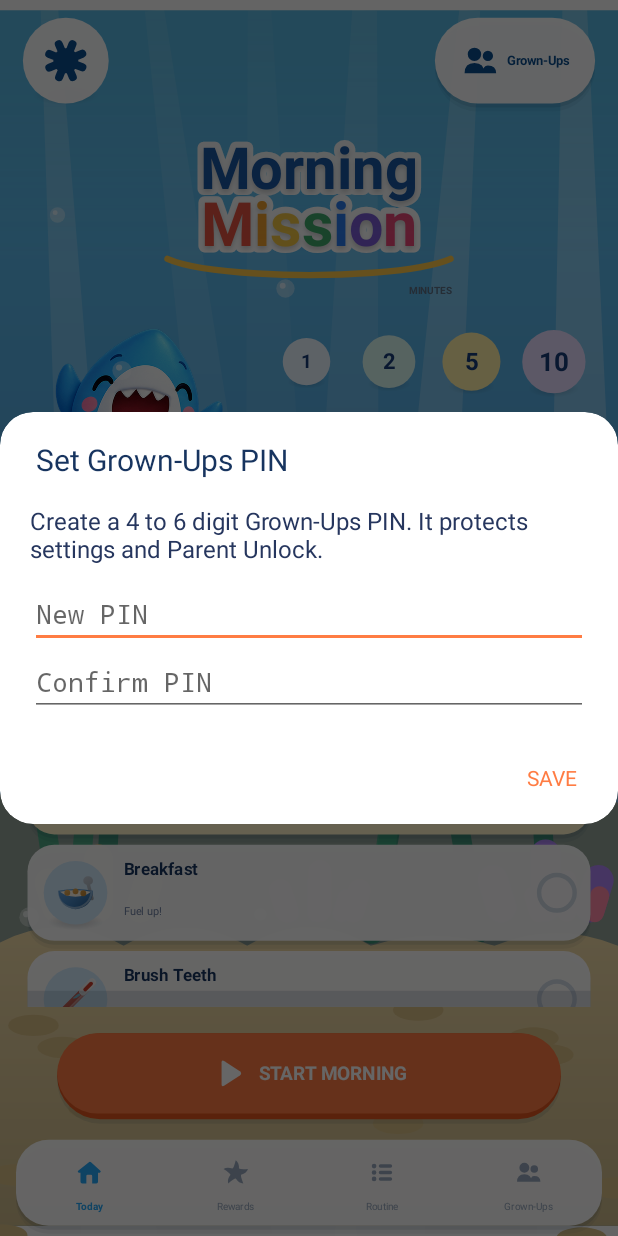
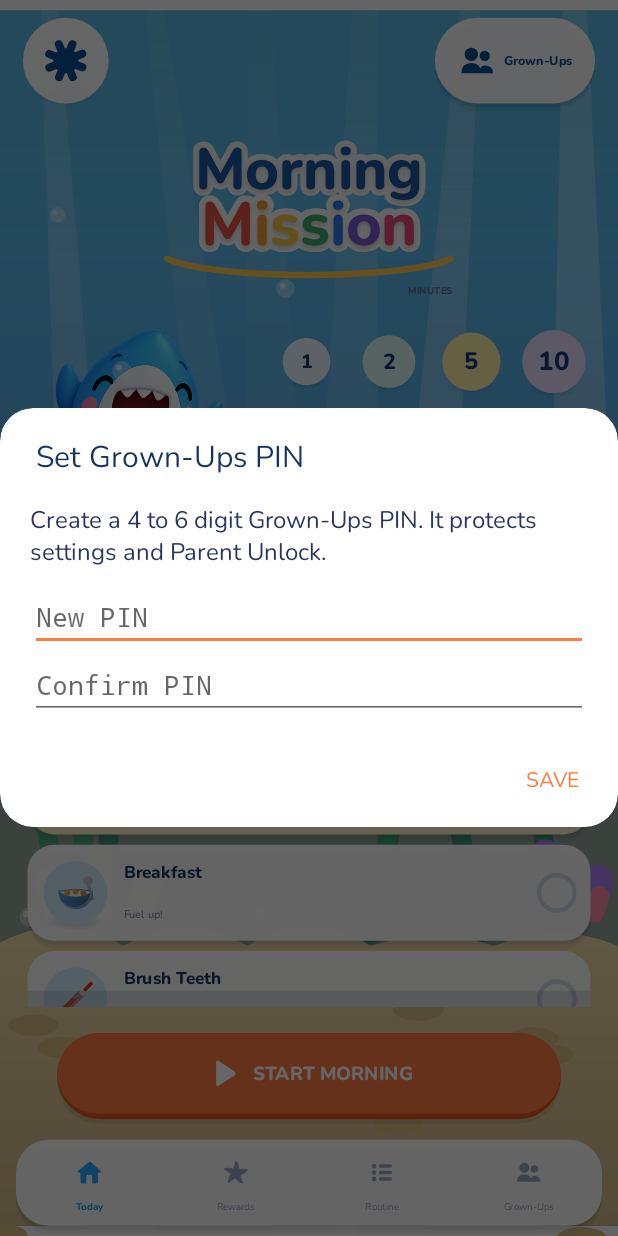
Before and after one commit to xgaibtcgd/xabcd-countdown-timer-app, an Android app: the screen it shows after launch (MainActivity), on a phone screen of 412 x 824 dp. Run offline under Robolectric (Android 15) with nearby library versions, the phone set to English and light mode, and no system bars.

Commit message:
Bundle the rounded typeface instead of hoping the device has one
Every piece of text in the app asked for "sans-serif-rounded". That is a
system family alias, not a font: it resolves on Pixel and AOSP builds and
silently falls back to plain Roboto on many manufacturers' devices. The
rounded storybook lettering the whole design leans on was therefore never
actually guaranteed for a customer, and there was no way to tell from the
code that it might not be there.

Nunito Regular and ExtraBold now ship with the app and load through
Resources.getFont, which is API 26 -- exactly this project's minSdk. The
alias stays as a fallback if the resource cannot be loaded. The remaining
system dialogs use it too, so the PIN prompt matches the drawn interface.

252KB, against the 776KB of placeholder backgrounds this release deleted.
Nunito is under the SIL Open Font License; licenses/nunito-OFL.txt keeps
the licence with the fonts, and it is deliberately outside res/font
because aapt only accepts .ttf, .otf and .xml there.

Also tidied: each row-based screen now applies one press offset to the
whole row, so a card, its icon, its text and its checkbox move together
instead of the checkbox staying put while the card sinks.

Co-Authored-By: Claude Opus 5 <noreply@anthropic.com>
Claude-Session: https://claude.ai/code/session_01EcXjbgZuRSzVUmHnwnRz9c

```diff
--- a/app/src/main/java/com/morningmission/app/ScreenHome.java
+++ b/app/src/main/java/com/morningmission/app/ScreenHome.java
@@ -196,31 +196,37 @@ final class ScreenHome extends Screen {
             boolean active = i == engine.activeIndex() && !done;
             int face = done ? 0xFFEAF9EA : active ? 0xFFFFF3C9 : 0xF9FFFFFF;
 
-            scratch.set(row);
-            scratch.offset(0f, row.height() * 0.04f * view.pressOn(R_TASK, i));
-            Theme.card(c, scratch, scratch.height() * 0.28f, face);
+            // One press offset applied to the whole row, so the card, its icon, its
+            // text and its checkbox all move together.
+            float sink = row.height() * 0.04f * view.pressOn(R_TASK, i);
+            float top = row.top + sink;
+            float bottom = row.bottom + sink;
+            float middle = row.centerY() + sink;
 
-            float pad = scratch.height() * 0.14f;
-            float iconSize = scratch.height() - pad * 2f;
-            Icons.activityChip(c, Art.activityKind(engine.taskKey(i)), theme,
-                               scratch.left + pad + iconSize * 0.5f, scratch.centerY(),
-                               iconSize, done);
+            scratch.set(row.left, top, row.right, bottom);
+            Theme.card(c, scratch, row.height() * 0.28f, face);
 
-            float textLeft = scratch.left + pad * 2f + iconSize;
-            float checkSize = scratch.height() * 0.42f;
-            float textRight = scratch.right - pad * 1.4f - checkSize;
-            scratch.set(textLeft, scratch.top, textRight, scratch.centerY());
+            float pad = row.height() * 0.14f;
+            float iconSize = row.height() - pad * 2f;
+            int kind = Art.activityKind(engine.taskKey(i));
+            Icons.activityChip(c, kind, theme,
+                               row.left + pad + iconSize * 0.5f, middle, iconSize, done);
+
+            float checkSize = row.height() * 0.42f;
+            float textLeft = row.left + pad * 2f + iconSize;
+            float textRight = row.right - pad * 1.4f - checkSize;
+
+            scratch.set(textLeft, top + pad * 0.5f, textRight, middle);
             Theme.fitText(c, engine.taskName(i), scratch, Theme.T1, 18f,
                           done ? 0xFF4A6B57 : Theme.INK, Paint.Align.LEFT, true);
-            scratch.set(textLeft, row.centerY() + row.height() * 0.04f,
-                        textRight, row.bottom - row.height() * 0.16f);
-            Theme.fitText(c, done ? "Done!" : Art.ACTIVITY_SUBTITLES[
-                              Art.activityKind(engine.taskKey(i))],
+            scratch.set(textLeft, middle + row.height() * 0.03f,
+                        textRight, bottom - pad * 0.6f);
+            Theme.fitText(c, done ? "Done!" : Art.ACTIVITY_SUBTITLES[kind],
                           scratch, Theme.B2, 14f,
                           done ? Theme.SUCCESS_DEEP : Theme.INK_MUTED,
                           Paint.Align.LEFT, false);
 
-            drawCheckCircle(c, row.right - pad - checkSize * 0.5f, row.centerY(),
+            drawCheckCircle(c, row.right - pad - checkSize * 0.5f, middle,
                             checkSize, done, active);
         }
         c.restore();
--- a/app/src/main/java/com/morningmission/app/Theme.java
+++ b/app/src/main/java/com/morningmission/app/Theme.java
@@ -93,11 +93,15 @@ final class Theme {
     /**
      * Resolves typefaces once. Call from the View constructor.
      *
-     * <p>"sans-serif-rounded" is a system family alias: it exists on Pixel and AOSP but
-     * silently falls back to plain Roboto on many OEM builds, so the storybook look was
-     * never guaranteed on a customer's device. If a font is bundled at
-     * {@code res/font/mm_round.ttf} it is preferred; {@code Resources.getFont} is API 26,
-     * exactly this app's minSdk.
+     * <p>The app bundles Nunito (Regular and ExtraBold) as {@code res/font/mm_round}.
+     * The old build asked for "sans-serif-rounded", which is a system family alias: it
+     * exists on Pixel and AOSP but silently falls back to plain Roboto on many
+     * manufacturers' builds, so the rounded storybook lettering was never actually
+     * guaranteed on a customer's device. {@code Resources.getFont} is API 26, exactly
+     * this app's minSdk. The alias remains as a fallback if the resource cannot be
+     * loaded for any reason.
+     *
+     * <p>Nunito is licensed under the SIL Open Font License; see licenses/nunito-OFL.txt.
      */
     static void init(Context context) {
         FILL.setStyle(Paint.Style.FILL);
@@ -106,17 +110,12 @@ final class Theme {
         STROKE.setStrokeJoin(Paint.Join.ROUND);
         TEXT.setStyle(Paint.Style.FILL);
 
-        int regular = context.getResources().getIdentifier("mm_round", "font", context.getPackageName());
-        int bold = context.getResources().getIdentifier("mm_round_bold", "font", context.getPackageName());
-        if (regular != 0) {
-            try {
-                ROUND = context.getResources().getFont(regular);
-                ROUND_BOLD = bold != 0 ? context.getResources().getFont(bold)
-                                       : Typeface.create(ROUND, Typeface.BOLD);
-                bundledFont = true;
-            } catch (Exception ignored) {
-                // Fall through to the system alias below.
-            }
+        try {
+            ROUND = context.getResources().getFont(R.font.mm_round);
+            ROUND_BOLD = context.getResources().getFont(R.font.mm_round_bold);
+            bundledFont = ROUND != null && ROUND_BOLD != null;
+        } catch (Exception ignored) {
+            // Fall through to the system alias below.
         }
         if (!bundledFont) {
             ROUND = Typeface.create("sans-serif-rounded", Typeface.NORMAL);
--- a/app/src/main/res/values/styles.xml
+++ b/app/src/main/res/values/styles.xml
@@ -1,7 +1,7 @@
 <?xml version="1.0" encoding="utf-8"?>
 <resources>
     <style name="AppTheme" parent="android:style/Theme.Material.Light.NoActionBar">
-        <item name="android:fontFamily">sans-serif-rounded</item>
+        <item name="android:fontFamily">@font/mm_round</item>
         <item name="android:colorAccent">@color/brand</item>
         <item name="android:navigationBarColor">@color/system_bar</item>
         <item name="android:statusBarColor">@color/system_bar</item>
@@ -12,7 +12,7 @@
     </style>
 
     <style name="AppDialog" parent="android:style/Theme.Material.Light.Dialog.Alert">
-        <item name="android:fontFamily">sans-serif-rounded</item>
+        <item name="android:fontFamily">@font/mm_round</item>
         <item name="android:colorAccent">@color/brand</item>
         <item name="android:textColorPrimary">@color/ink</item>
         <item name="android:windowBackground">@drawable/dialog_background</item>
```
Also changed, not shown: app/src/main/java/com/morningmission/app/ScreenEditRoutine.java (+22 -18 lines), app/src/main/java/com/morningmission/app/ScreenGrownUps.java (+16 -13 lines), app/src/main/res/font/mm_round.ttf (added), app/src/main/res/font/mm_round_bold.ttf (added), 2 other files.
